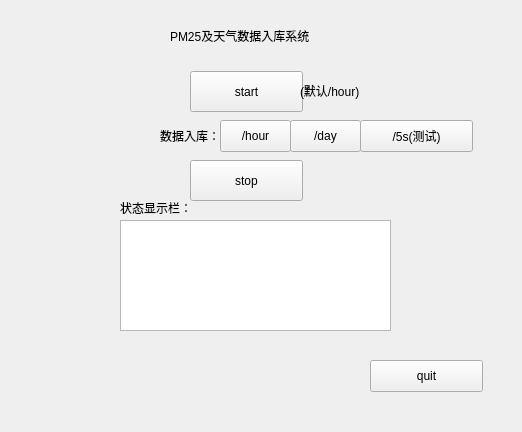
zhangsunxian/final_pm2.5, file backprogramme/mainwindow.ui: the form before one commit.
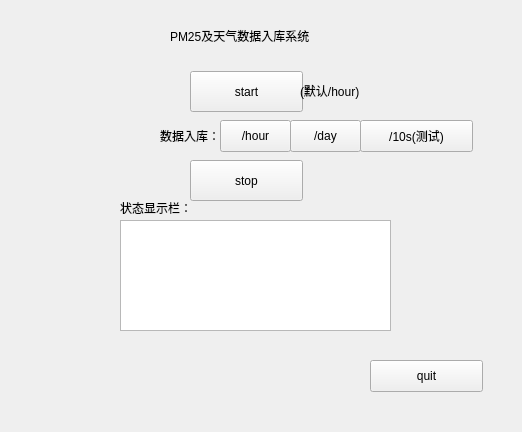
The form after the commit.

The edit to the form file:
```diff
--- a/backprogramme/mainwindow.ui
+++ b/backprogramme/mainwindow.ui
@@ -151,7 +151,7 @@
      </rect>
     </property>
     <property name="text">
-     <string>/5s(测试)</string>
+     <string>/10s(测试)</string>
     </property>
    </widget>
   </widget>
```
Left out of the diff: 2 changed lines with no effect on the pictures.
